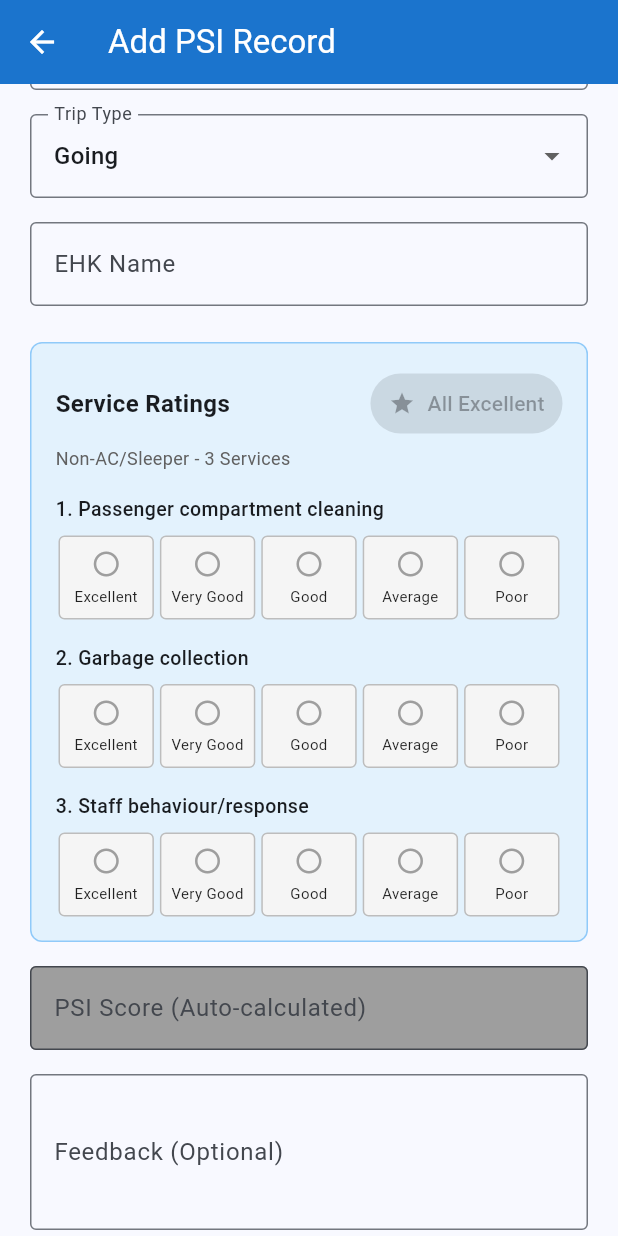
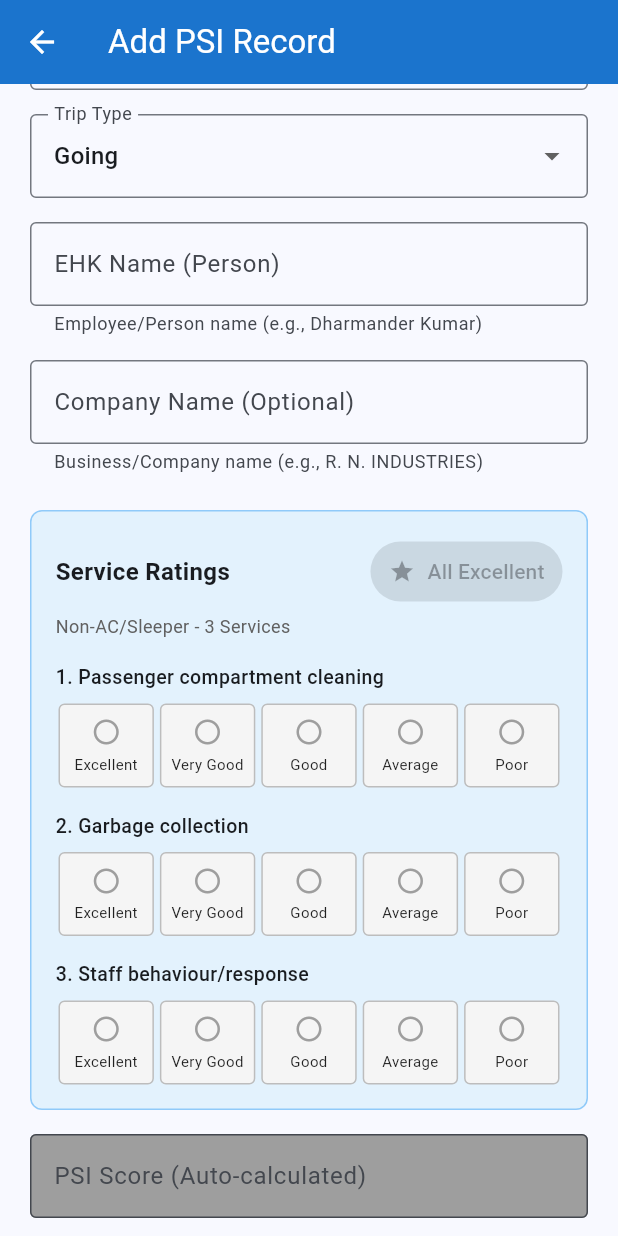
Before and after one commit to mayurrajj222/dream_destination, a Flutter app: the PSIFormScreen screen opened directly, scrolled down 576 dp, on a phone screen of 412 x 824 dp. Run offline on Flutter 3.47's test engine with Material 3 defaults, Android fonts, the phone set to English and light mode, and no system bars; our stand-ins replace file_picker, firebase_core, pdf, printing, supabase_flutter; missing offline and left inert: excel; accounts and stored records are empty.

Commit message:
Add company name field to PSI records - Complete implementation
- Added companyName field to PSIRecord model with copyWith support
- Updated Excel import to extract company name from 'Trainwise PSI Report' header
- Added company name input field to PSI form screen with helper text
- Updated PSI report screen to display company name prominently in header
- Company name (e.g., R. N. INDUSTRIES) now shown instead of EHK person name
- EHK Name field clarified as 'Person' name (e.g., Dharmander Kumar)
- Maintains backward compatibility with optional company name field

```diff
--- a/lib/models/psi_record_model.dart
+++ b/lib/models/psi_record_model.dart
@@ -15,7 +15,8 @@ class PSIRecord {
   final double psiScore; // PSI score (0-100)
   final String? feedback;
   final String tripType; // 'Going' or 'Coming'
-  final String ehkName; // EHK (Employee) Name
+  final String ehkName; // EHK (Employee) Name - e.g., "Dharmander Kumar"
+  final String? companyName; // Company Name - e.g., "R. N. INDUSTRIES"
 
   // Service ratings (for AC coaches - 5 services)
   final String? service1Rating; // Toiletries availability
@@ -45,6 +46,7 @@ class PSIRecord {
     this.feedback,
     required this.tripType,
     required this.ehkName,
+    this.companyName,
     this.service1Rating,
     this.service2Rating,
     this.service3Rating,
@@ -72,6 +74,7 @@ class PSIRecord {
       'feedback': feedback,
       'trip_type': tripType,
       'ehk_name': ehkName,
+      'company_name': companyName,
       'service1_rating': service1Rating,
       'service2_rating': service2Rating,
       'service3_rating': service3Rating,
@@ -101,6 +104,7 @@ class PSIRecord {
       feedback: map['feedback'],
       tripType: map['trip_type'] ?? 'Going',
       ehkName: map['ehk_name'] ?? '',
+      companyName: map['company_name'],
       service1Rating: map['service1_rating'],
       service2Rating: map['service2_rating'],
       service3Rating: map['service3_rating'],
@@ -133,6 +137,7 @@ class PSIRecord {
     String? feedback,
     String? tripType,
     String? ehkName,
+    String? companyName,
     String? service1Rating,
     String? service2Rating,
     String? service3Rating,
@@ -159,6 +164,7 @@ class PSIRecord {
       feedback: feedback ?? this.feedback,
       tripType: tripType ?? this.tripType,
       ehkName: ehkName ?? this.ehkName,
+      companyName: companyName ?? this.companyName,
       service1Rating: service1Rating ?? this.service1Rating,
       service2Rating: service2Rating ?? this.service2Rating,
       service3Rating: service3Rating ?? this.service3Rating,
--- a/lib/screens/psi_form_screen.dart
+++ b/lib/screens/psi_form_screen.dart
@@ -28,6 +28,7 @@ class _PSIFormScreenState extends State<PSIFormScreen> {
   final _psiScoreController = TextEditingController();
   final _feedbackController = TextEditingController();
   final _ehkNameController = TextEditingController();
+  final _companyNameController = TextEditingController();
   final _tripIdController = TextEditingController();
 
   DateTime _selectedDate = DateTime.now();
@@ -93,6 +94,7 @@ class _PSIFormScreenState extends State<PSIFormScreen> {
     _psiScoreController.text = record.psiScore.toString();
     _feedbackController.text = record.feedback ?? '';
     _ehkNameController.text = record.ehkName;
+    _companyNameController.text = record.companyName ?? '';
     _tripIdController.text = record.tripId;
     _selectedDate = record.date;
     _selectedTrainId = record.trainId;
@@ -231,6 +233,9 @@ class _PSIFormScreenState extends State<PSIFormScreen> {
             : _feedbackController.text.trim(),
         tripType: _selectedTripType,
         ehkName: _ehkNameController.text.trim(),
+        companyName: _companyNameController.text.trim().isEmpty
+            ? null
+            : _companyNameController.text.trim(),
         service1Rating: _service1Rating,
         service2Rating: _service2Rating,
         service3Rating: _service3Rating,
@@ -271,6 +276,7 @@ class _PSIFormScreenState extends State<PSIFormScreen> {
     _psiScoreController.dispose();
     _feedbackController.dispose();
     _ehkNameController.dispose();
+    _companyNameController.dispose();
     _tripIdController.dispose();
     super.dispose();
   }
@@ -518,8 +524,9 @@ class _PSIFormScreenState extends State<PSIFormScreen> {
                     TextFormField(
                       controller: _ehkNameController,
                       decoration: const InputDecoration(
-                        labelText: 'EHK Name',
+                        labelText: 'EHK Name (Person)',
                         border: OutlineInputBorder(),
+                        helperText: 'Employee/Person name (e.g., Dharmander Kumar)',
                       ),
                       validator: (value) {
                         if (value == null || value.isEmpty) {
@@ -527,6 +534,17 @@ class _PSIFormScreenState extends State<PSIFormScreen> {
                         }
                         return null;
                       },
+                    ),
+                    const SizedBox(height: 16),
+
+                    // Company Name
+                    TextFormField(
+                      controller: _companyNameController,
+                      decoration: const InputDecoration(
+                        labelText: 'Company Name (Optional)',
+                        border: OutlineInputBorder(),
+                        helperText: 'Business/Company name (e.g., R. N. INDUSTRIES)',
+                      ),
                     ),
                     const SizedBox(height: 24),
 
```
Also changed, not shown: lib/screens/tripwise_psi_report_screen.dart (+10 -8 lines), lib/services/excel_import_service.dart (+37 -0 lines), 3 other files.
